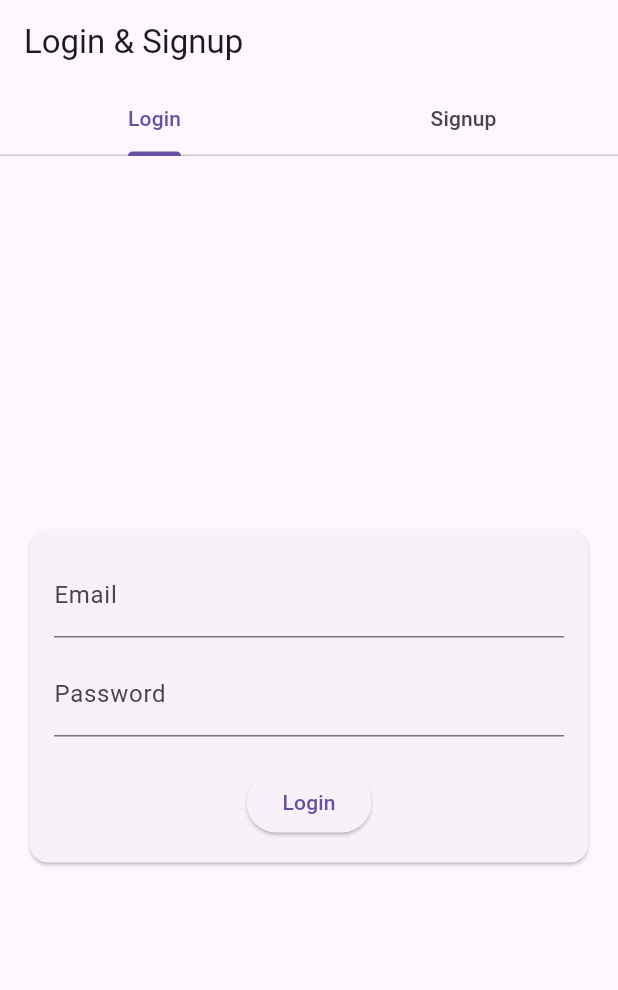
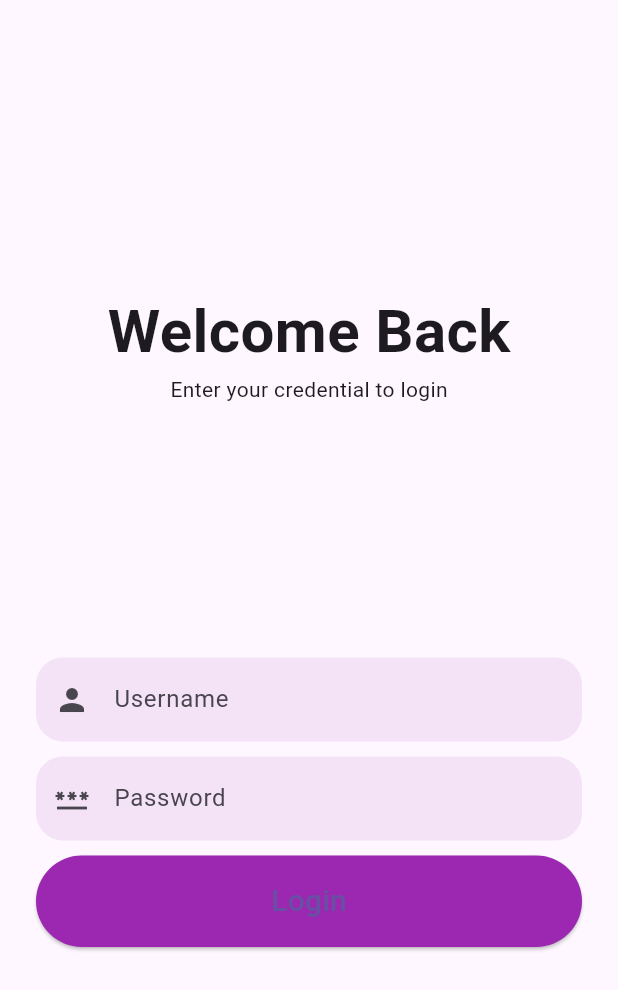
Before and after one commit to hyzic23/beta_app, a Flutter app: the screen it shows after launch, on a phone screen of 412 x 824 dp. Shown: the top 990 px of the screen. Run offline on Flutter 3.47's test engine with Material 3 defaults, Android fonts, the phone set to English and light mode, and no system bars.

Commit message:
Refactored code, created new LoginPage and added header and input fields

```diff
--- a/lib/main.dart
+++ b/lib/main.dart
@@ -1,101 +1,102 @@
+import 'package:beta_app/screens/login.dart';
 import 'package:flutter/material.dart';
 
 void main() {
-  runApp(const MyApp());
+  runApp(const LoginPage());
 }
 
-class MyApp extends StatelessWidget {
-  const MyApp({super.key});
+// class MyApp extends StatelessWidget {
+//   const MyApp({super.key});
 
   // This widget is the root of your application.
-  @override
-  Widget build(BuildContext context) {
-    return MaterialApp(
-      debugShowCheckedModeBanner: false,
-      home: DefaultTabController(
-        length: 2,
-        child: Scaffold(
-          appBar: AppBar(
-            title: const Text('Login & Signup'),
-            bottom: const TabBar(
-              tabs: [Tab(text: 'Login'), Tab(text: 'Signup')],
-            ),
-          ),
-          body: TabBarView(
-            children: [LoginCard(), SignupCard()],
-          ),
-        ),
-      ),
-    );
-  }
-}
+  // @override
+  // Widget build(BuildContext context) {
+  //   return MaterialApp(
+  //     debugShowCheckedModeBanner: false,
+  //     home: DefaultTabController(
+  //       length: 2,
+  //       child: Scaffold(
+  //         appBar: AppBar(
+  //           title: const Text('Login & Signup'),
+  //           bottom: const TabBar(
+  //             tabs: [Tab(text: 'Login'), Tab(text: 'Signup')],
+  //           ),
+  //         ),
+  //         body: TabBarView(
+  //           children: [LoginCard(), SignupCard()],
+  //         ),
+  //       ),
+  //     ),
+  //   );
+  // }
+//}
 
 //Login Page
-class LoginCard extends StatelessWidget {
-  @override
-  Widget build(BuildContext context) {
-    return Center(
-      child: Card(
-        margin: EdgeInsets.all(20.0),
-        child: Padding(
-          padding: EdgeInsets.all(16.0),
-          child: Column(
-            mainAxisSize: MainAxisSize.min,
-            children: <Widget>[
-              TextField(
-                decoration: InputDecoration(labelText: 'Email'),
-              ),
-              SizedBox(height: 10),
-              TextField(
-                decoration: InputDecoration(labelText: 'Password'),
-                obscureText: true,
-              ),
-              SizedBox(height: 20),
-              ElevatedButton(
-                onPressed: () {},
-                child: Text('Login'),
-              )
-            ],
-          ),
-        ),
-      ),
-    );
-  }
-}
+// class LoginCard extends StatelessWidget {
+//   @override
+//   Widget build(BuildContext context) {
+//     return Center(
+//       child: Card(
+//         margin: EdgeInsets.all(20.0),
+//         child: Padding(
+//           padding: EdgeInsets.all(16.0),
+//           child: Column(
+//             mainAxisSize: MainAxisSize.min,
+//             children: <Widget>[
+//               TextField(
+//                 decoration: InputDecoration(labelText: 'Email'),
+//               ),
+//               SizedBox(height: 10),
+//               TextField(
+//                 decoration: InputDecoration(labelText: 'Password'),
+//                 obscureText: true,
+//               ),
+//               SizedBox(height: 20),
+//               ElevatedButton(
+//                 onPressed: () {},
+//                 child: Text('Login'),
+//               )
+//             ],
+//           ),
+//         ),
+//       ),
+//     );
+//   }
+// }
 
 //SignUp Page
-class SignupCard extends StatelessWidget {
-  @override
-  Widget build(BuildContext context) {
-    return Center(
-      child: Card(
-        margin: EdgeInsets.all(20.0),
-        child: Padding(
-          padding: EdgeInsets.all(16.0),
-          child: Column(
-            mainAxisSize: MainAxisSize.min,
-            children: <Widget>[
-              TextField(
-                decoration: InputDecoration(labelText: 'Full Name'),
-              ),
-              SizedBox(height: 10),
-              TextField(
-                decoration: InputDecoration(labelText: 'Email'),
-              ),
-              SizedBox(height: 10),
-              TextField(
-                decoration: InputDecoration(labelText: 'Password'),
-                obscureText: true,
-              ),
-              SizedBox(height: 20),
-              ElevatedButton(
-                onPressed: () {},
-                child: Text('Signup'),
-              )
-            ],
-          ),
-        ),
-      ),
-    );
-  }
-}
+// class SignupCard extends StatelessWidget {
+//   @override
+//   Widget build(BuildContext context) {
+//     return Center(
+//       child: Card(
+//         margin: EdgeInsets.all(20.0),
+//         child: Padding(
+//           padding: EdgeInsets.all(16.0),
+//           child: Column(
+//             mainAxisSize: MainAxisSize.min,
+//             children: <Widget>[
+//               TextField(
+//                 decoration: InputDecoration(labelText: 'Full Name'),
+//               ),
+//               SizedBox(height: 10),
+//               TextField(
+//                 decoration: InputDecoration(labelText: 'Email'),
+//               ),
+//               SizedBox(height: 10),
+//               TextField(
+//                 decoration: InputDecoration(labelText: 'Password'),
+//                 obscureText: true,
+//               ),
+//               SizedBox(height: 20),
+//               ElevatedButton(
+//                 onPressed: () {},
+//                 child: Text('Signup'),
+//               )
+//             ],
+//           ),
+//         ),
+//       ),
+//     );
+//   }
+// }
--- /dev/null
+++ b/lib/screens/login.dart
@@ -0,0 +1,83 @@
+import 'package:flutter/material.dart';
+
+class LoginPage extends StatelessWidget {
+  const LoginPage({super.key});
+
+  @override
+  Widget build(BuildContext context) {
+    return MaterialApp(
+      debugShowCheckedModeBanner: false,
+      home: Scaffold(
+        body: Container(
+          margin: const EdgeInsets.all(24),
+          child: Column(
+            mainAxisAlignment: MainAxisAlignment.spaceEvenly,
+            children: [
+              _header(context),
+              _inputField(context),
+              // _forgotPassword(context),
+              // _signup(context),
+            ],
+          ),
+        ),
+      ),
+    );
+  }
+}
+
+//Header Page
+_header(context) {
+  return const Column(
+    children: [
+      Text(
+        "Welcome Back",
+        style: TextStyle(fontSize: 40, fontWeight: FontWeight.bold),
+      ),
+      Text("Enter your credential to login"),
+    ],
+  );
+}
+
+//Input UI
+_inputField(context) {
+  return Column(
+    crossAxisAlignment: CrossAxisAlignment.stretch,
+    children: [
+      TextField(
+        decoration: InputDecoration(
+            hintText: "Username",
+            border: OutlineInputBorder(
+                borderRadius: BorderRadius.circular(18),
+                borderSide: BorderSide.none),
+            fillColor: Colors.purple.withOpacity(0.1),
+            filled: true,
+            prefixIcon: const Icon(Icons.person)),
+      ),
+      const SizedBox(height: 10),
+      TextField(
+        decoration: InputDecoration(
+          hintText: "Password",
+          border: OutlineInputBorder(
+              borderRadius: BorderRadius.circular(18),
+              borderSide: BorderSide.none),
+          fillColor: Colors.purple.withOpacity(0.1),
+          filled: true,
+          prefixIcon: const Icon(Icons.password),
+        ),
+        obscureText: true,
+      ),
+      const SizedBox(height: 10),
+      ElevatedButton(
+          onPressed: () {},
+          style: ElevatedButton.styleFrom(
+            shape: const StadiumBorder(),
+            padding: const EdgeInsets.symmetric(vertical: 16),
+            backgroundColor: Colors.purple,
+          ),
+          child: const Text(
+            "Login",
+            style: TextStyle(fontSize: 20),
+          ))
+    ],
+  );
+}
```
